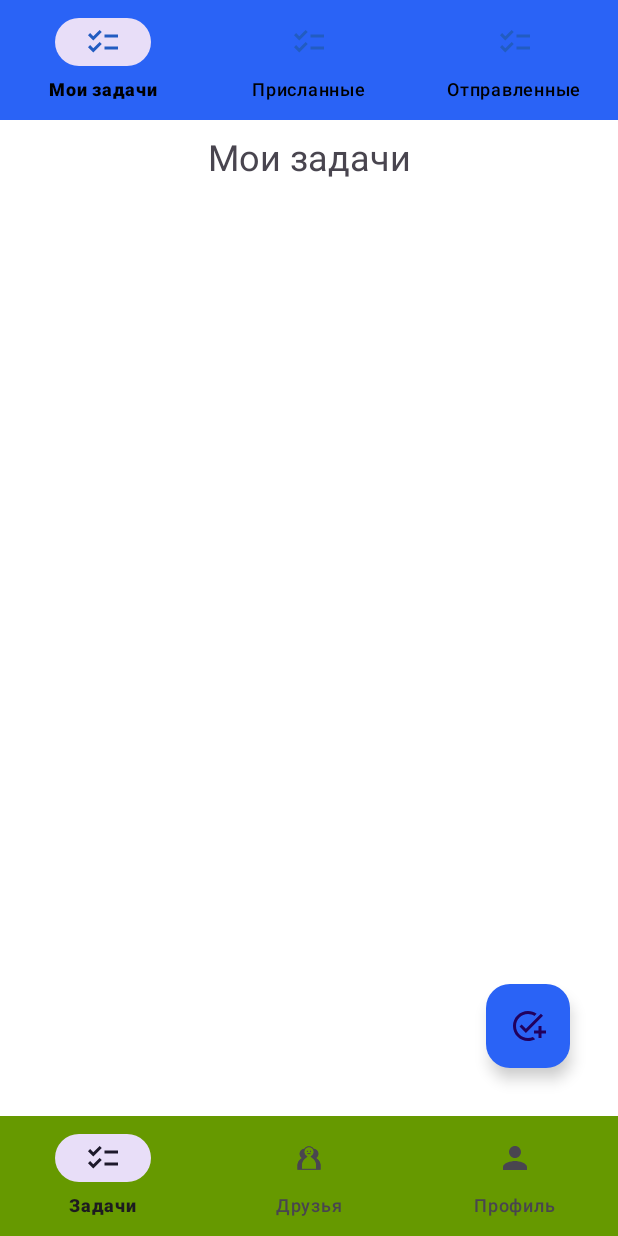
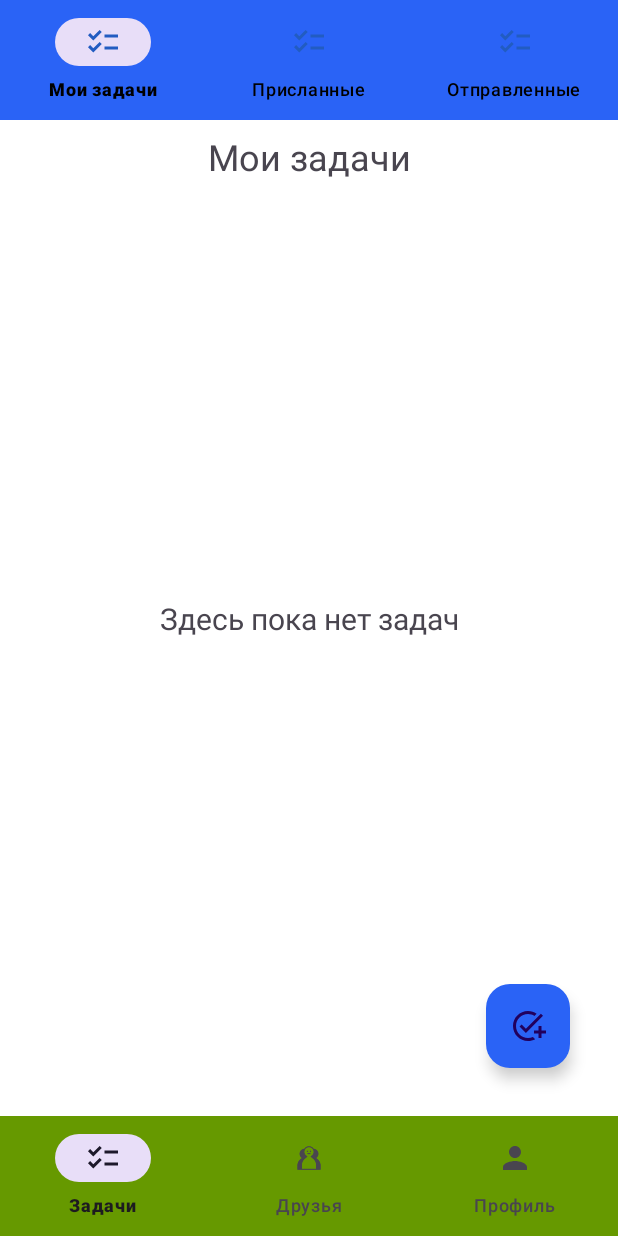
Before and after one commit to ZheleznyakAleksey/DoIt, an Android app: the screen it shows after launch once a user with an empty profile is signed in (MainActivity), on a phone screen of 412 x 824 dp. Run offline under Robolectric (Android 15) with nearby library versions, the phone set to English and light mode, and no system bars; our stand-ins replace Firebase (no records; nobody signed in at launch, a user with empty details on screens opened directly); pictures from the network do not load; Roboto replaces fonts that are not available here.

Commit message:
Кое-что добавил и исправил

```diff
--- a/app/src/main/java/com/example/dolt/bottomnav/tasks/TasksFragment.java
+++ b/app/src/main/java/com/example/dolt/bottomnav/tasks/TasksFragment.java
@@ -47,6 +47,10 @@ public class TasksFragment extends Fragment {
                         startFragment = new IncomingTasksFragment();
                         startFragmentId = R.id.incomingTasks;
                         currentFragment.set("incomingTasksFragment");
+                    } else {
+                        startFragment = new MyTasksFragment();
+                        startFragmentId = R.id.myTasks;
+                        currentFragment.set("myTasksFragment");
                     }
                 }
             }
--- a/app/src/main/res/layout/fragment_my_tasks.xml
+++ b/app/src/main/res/layout/fragment_my_tasks.xml
@@ -5,6 +5,18 @@
     android:layout_width="match_parent"
     android:layout_height="match_parent"
     tools:context=".bottomnav.tasks.MyTasksFragment">
+
+    <TextView
+        android:id="@+id/textView8"
+        android:layout_width="wrap_content"
+        android:layout_height="wrap_content"
+        android:text="Здесь пока нет задач"
+        android:textSize="20sp"
+        app:layout_constraintBottom_toBottomOf="parent"
+        app:layout_constraintEnd_toEndOf="parent"
+        app:layout_constraintStart_toStartOf="parent"
+        app:layout_constraintTop_toTopOf="parent"
+        tools:visibility="gone" />
 
     <androidx.recyclerview.widget.RecyclerView
         android:id="@+id/myTasksRecyclerView"
--- a/app/src/main/res/values/strings.xml
+++ b/app/src/main/res/values/strings.xml
@@ -1,5 +1,5 @@
 <resources>
-    <string name="app_name">Планировщик задач</string>
+    <string name="app_name">Помощник по планированию задач</string>
     <string name="new_task">Новая Задача</string>
     <string name="save">Сохранить</string>
     <string name="Tasks">Задачи</string>
```
Also changed, not shown: app/src/main/java/com/example/dolt/AddNewTask.java (+8 -15 lines), app/src/main/java/com/example/dolt/bottomnav/tasks/IncomingTasksFragment.java (+7 -2 lines), app/src/main/java/com/example/dolt/bottomnav/tasks/MyTasksFragment.java (+7 -2 lines), app/src/main/java/com/example/dolt/bottomnav/tasks/SentTasksFragment.java (+7 -2 lines), app/src/main/res/layout/fragment_incoming_tasks.xml (+12 -0 lines), app/src/main/res/layout/fragment_sent_tasks.xml (+12 -0 lines).
